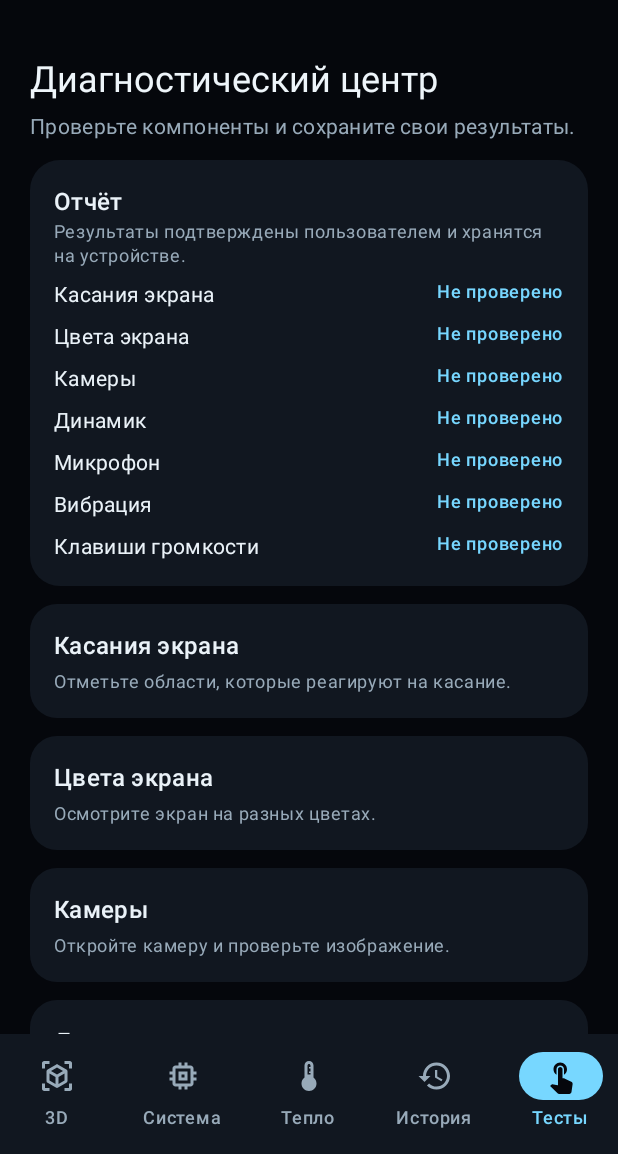
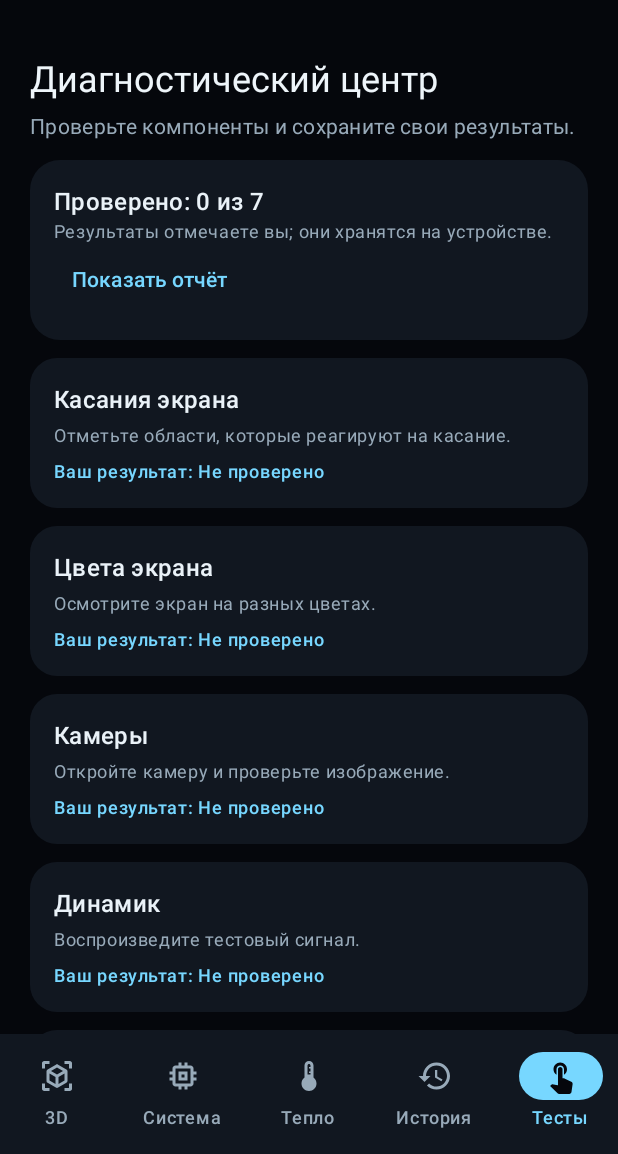
Before and after one commit to lolokeksu09/SPECTRA, an Android app built with Jetpack Compose: the screen it shows after launch (MainActivity), item 5 of the bottom bar chosen, on a phone screen of 412 x 824 dp, the part 82-1236 px from its top. Run offline under Robolectric (Android 15) with nearby library versions, the light colour scheme and no system bars; libraries missing offline, so code that uses them is left out: com.google.android.filament; 19 statements that could not run were skipped.

Commit message:
Make diagnostic checks accessible before the full report

```diff
--- a/app/src/main/java/com/spectra/twin/ui/DiagnosticsCenter.kt
+++ b/app/src/main/java/com/spectra/twin/ui/DiagnosticsCenter.kt
@@ -53,8 +53,15 @@ internal fun DiagnosticsScreen(results: DiagnosticResults, onOpen: (DiagnosticKi
         item {
             Card(colors = CardDefaults.cardColors(containerColor = Panel), shape = RoundedCornerShape(20.dp)) {
                 Column(Modifier.fillMaxWidth().padding(16.dp)) {
-                    Text("Отчёт", style = MaterialTheme.typography.titleMedium)
-                    Text("Результаты подтверждены пользователем и хранятся на устройстве.", color = Muted, style = MaterialTheme.typography.bodySmall)
+                    var reportExpanded by remember { mutableStateOf(false) }
+                    val checks = DiagnosticKind.entries.filter { it != DiagnosticKind.SENSORS }
+                    val checked = checks.count { results.get(it) != null }
+                    Text("Проверено: $checked из ${checks.size}", style = MaterialTheme.typography.titleMedium)
+                    Text("Результаты отмечаете вы; они хранятся на устройстве.", color = Muted, style = MaterialTheme.typography.bodySmall)
+                    TextButton(onClick = { reportExpanded = !reportExpanded }, modifier = Modifier.testTag("diagnostics-report-toggle")) {
+                        Text(if (reportExpanded) "Скрыть отчёт" else "Показать отчёт")
+                    }
+                    if (reportExpanded) {
                     DiagnosticKind.entries.filter { it != DiagnosticKind.SENSORS }.forEach { kind ->
                         val status = when (results.get(kind)) { true -> "Работает"; false -> "Есть проблема"; null -> "Не проверено" }
                         Row(Modifier.fillMaxWidth().padding(top = 8.dp), horizontalArrangement = Arrangement.SpaceBetween) {
@@ -62,6 +69,7 @@ internal fun DiagnosticsScreen(results: DiagnosticResults, onOpen: (DiagnosticKi
                             Text(status, color = if (results.get(kind) == false) MaterialTheme.colorScheme.error else Ice,
                                 style = MaterialTheme.typography.labelMedium)
                         }
+                    }
                     }
                 }
             }
@@ -73,6 +81,12 @@ internal fun DiagnosticsScreen(results: DiagnosticResults, onOpen: (DiagnosticKi
                     Text(kind.title, style = MaterialTheme.typography.titleMedium)
                     Spacer(Modifier.height(4.dp))
                     Text(kind.explanation, color = Muted, style = MaterialTheme.typography.bodySmall)
+                    if (kind != DiagnosticKind.SENSORS) {
+                        val status = when (results.get(kind)) { true -> "Работает"; false -> "Есть проблема"; null -> "Не проверено" }
+                        Spacer(Modifier.height(8.dp))
+                        Text("Ваш результат: $status", color = if (results.get(kind) == false) MaterialTheme.colorScheme.error else Ice,
+                            style = MaterialTheme.typography.labelMedium)
+                    }
                 }
             }
         }
```
Also changed, not shown: 1 other file.
